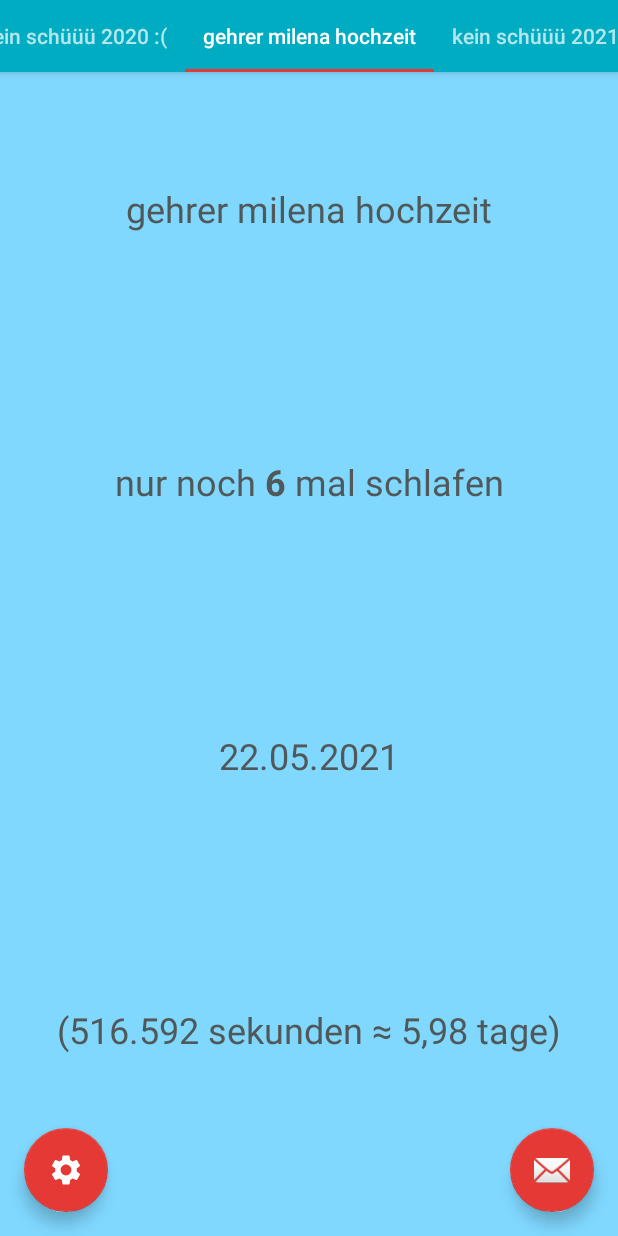
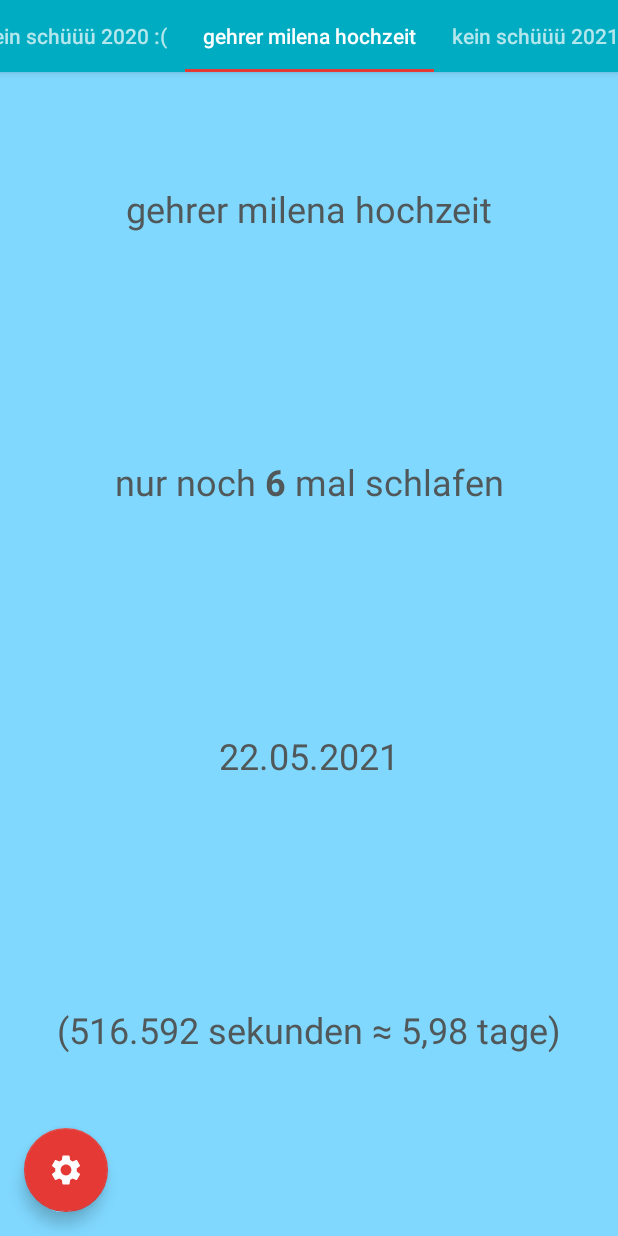
Before and after one commit to fbspiele/SchutzenfestTimer, an Android app: the screen it shows after launch (MainActivity), on a phone screen of 412 x 824 dp. Run offline under Robolectric (Android 15) with nearby library versions, the phone set to English and light mode, and no system bars.

Commit message:
development fab button raus

```diff
--- a/app/src/main/java/com/fbspiele/schutzenfesttimer/MainActivity.java
+++ b/app/src/main/java/com/fbspiele/schutzenfesttimer/MainActivity.java
@@ -126,27 +126,6 @@ public class MainActivity extends AppCompatActivity {
             }
         });
 
-        FloatingActionButton fab = findViewById(R.id.fab);
-        fab.setOnClickListener(new View.OnClickListener() {
-            @Override
-            public void onClick(View view) {
-                /*myCalendarList = new ArrayList<>();
-                saveMyCalendarList(getApplicationContext());
-                Snackbar.make(view,  "myCalendarList gelöscht", Snackbar.LENGTH_LONG)
-                        .setAction("Action", null).show();*/
-
-                //new myNotificationBroadCastReciever().updateNotificationIntents(getApplicationContext());
-                Toast.makeText(getApplicationContext(), "fab button hat zur zeit keine funktion",Toast.LENGTH_LONG).show();
-            }
-        });
-        fab.setOnLongClickListener(new View.OnLongClickListener() {
-            @Override
-            public boolean onLongClick(View v) {
-                //new myNotificationBroadCastReciever().cancelNotificationIntents(getApplicationContext());
-                Toast.makeText(getApplicationContext(), "fab button hat zur zeit keine funktion",Toast.LENGTH_LONG).show();
-                return true;
-            }
-        });
 
 
         //intents aktualisieren
@@ -163,7 +142,6 @@ public class MainActivity extends AppCompatActivity {
     //quick settings tile
 
     //TODO hier weitermachen
-    // TODO stunden, minuten, sekunden notifications testen
     // jahre monate wochen einbauen
     // unterscheiden zwischen standardnotifications und standardnotifications für individuelle events
     //TODO bergfest für schüüs
--- a/app/src/main/res/layout/activity_main.xml
+++ b/app/src/main/res/layout/activity_main.xml
@@ -27,14 +27,6 @@
         app:layout_behavior="@string/appbar_scrolling_view_behavior" />
 
     <com.google.android.material.floatingactionbutton.FloatingActionButton
-        android:id="@+id/fab"
-        android:layout_width="wrap_content"
-        android:layout_height="wrap_content"
-        android:layout_gravity="bottom|end"
-        android:layout_margin="@dimen/fab_margin"
-        app:srcCompat="@android:drawable/ic_dialog_email" />
-
-    <com.google.android.material.floatingactionbutton.FloatingActionButton
         android:id="@+id/settings"
         android:layout_width="wrap_content"
         android:layout_height="wrap_content"
```
